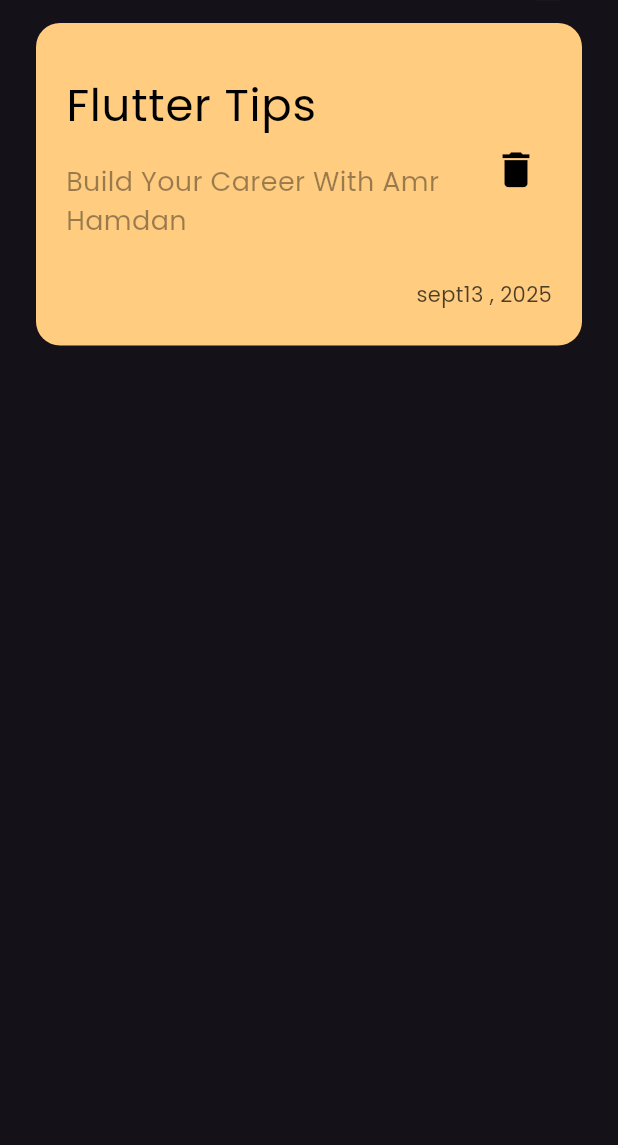
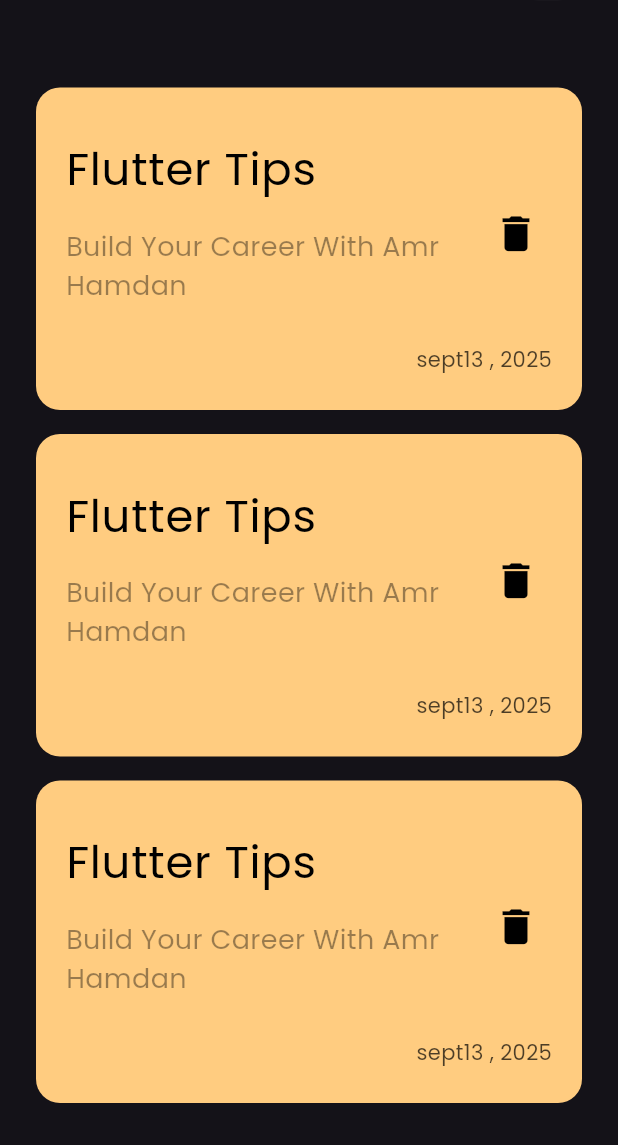
Before and after one commit to AMR5444/Note_App, a Flutter app: the screen it shows after launch, on a phone screen of 412 x 824 dp, the part 91-1236 px from its top. Run offline on Flutter 3.47's test engine with Material 3 defaults, Android fonts, the phone set to English and light mode, and no system bars; our stand-ins replace pdf, printing.

Commit message:
Create NotsListView

```diff
--- a/lib/views/Widget/Custom_Note_Aitem.dart
+++ b/lib/views/Widget/Custom_Note_Aitem.dart
@@ -1,7 +1,7 @@
 import 'package:flutter/material.dart';
 
-class NotAitem extends StatelessWidget {
-  const NotAitem({super.key});
+class NoteAItem extends StatelessWidget {
+  const NoteAItem({super.key});
 
   @override
   Widget build(BuildContext context) {
--- /dev/null
+++ b/lib/views/Widget/Custom_Note_ListView.dart
@@ -0,0 +1,18 @@
+import 'package:flutter/material.dart';
+import 'package:test/views/Widget/Custom_Note_Aitem.dart';
+
+class NotesListView extends StatelessWidget {
+  const NotesListView({super.key});
+
+  @override
+  Widget build(BuildContext context) {
+    return ListView.builder(
+      itemBuilder: (context, index) {
+        return Padding(
+          padding: const EdgeInsets.symmetric(vertical: 8),
+          child: NoteAItem(),
+        );
+      },
+    );
+  }
+}
--- a/lib/views/Widget/NotsView_body.dart
+++ b/lib/views/Widget/NotsView_body.dart
@@ -1,6 +1,6 @@
 import 'package:flutter/material.dart';
 import 'package:test/views/Widget/Custom_AppBar.dart';
-import 'package:test/views/Widget/Custom_Note_Aitem.dart';
+import 'package:test/views/Widget/Custom_Note_ListView.dart';
 
 class NotsViewBody extends StatelessWidget {
   const NotsViewBody({super.key});
@@ -10,7 +10,11 @@ class NotsViewBody extends StatelessWidget {
     return Padding(
       padding: const EdgeInsets.symmetric(horizontal: 24, vertical: 16),
       child: Column(
-        children: [const CustomAppBar(), SizedBox(height: 15), NotAitem()],
+        children: [
+          const CustomAppBar(),
+          SizedBox(height: 50),
+          Expanded(child: NotesListView()),
+        ],
       ),
     );
   }
```
